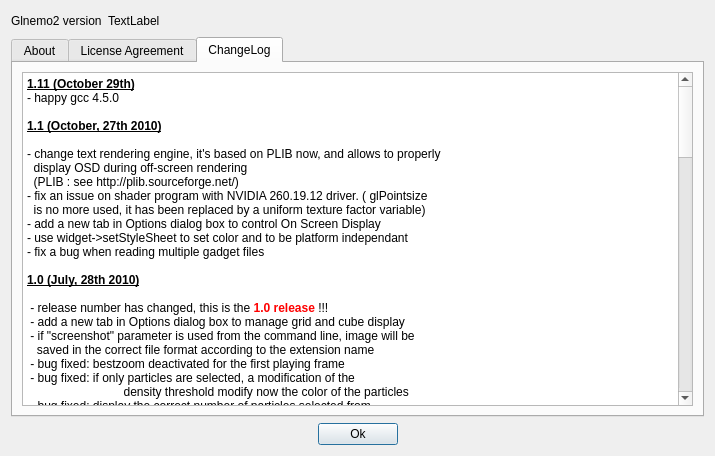
First picture: the form in usr/jcl/glnemo2/src/formabout.ui, repository teuben/nemo, before the edit.
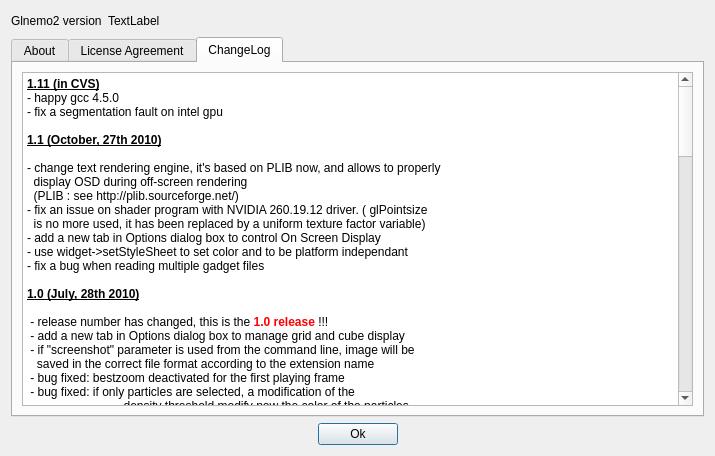
Second picture: the form after the edit. The open tabs and pages were chosen to show the change. Icons and pictures are not drawn.

Commit message: fix a segmentation fault on intel GPU

What changed in the file:
```diff
--- a/usr/jcl/glnemo2/src/formabout.ui
+++ b/usr/jcl/glnemo2/src/formabout.ui
@@ -1057,8 +1057,9 @@
 &lt;table border=&quot;0&quot; style=&quot;-qt-table-type: root; margin-top:4px; margin-bottom:4px; margin-left:4px; margin-right:4px;&quot;&gt;
 &lt;tr&gt;
 &lt;td style=&quot;border: none;&quot;&gt;
-&lt;p style=&quot; margin-top:0px; margin-bottom:0px; margin-left:0px; margin-right:0px; -qt-block-indent:0; text-indent:0px;&quot;&gt;&lt;span style=&quot; font-weight:600; text-decoration: underline;&quot;&gt;1.11 (October 29th)&lt;/span&gt;&lt;/p&gt;
+&lt;p style=&quot; margin-top:0px; margin-bottom:0px; margin-left:0px; margin-right:0px; -qt-block-indent:0; text-indent:0px;&quot;&gt;&lt;span style=&quot; font-weight:600; text-decoration: underline;&quot;&gt;1.11 (in CVS)&lt;/span&gt;&lt;/p&gt;
 &lt;p style=&quot; margin-top:0px; margin-bottom:0px; margin-left:0px; margin-right:0px; -qt-block-indent:0; text-indent:0px;&quot;&gt;- happy gcc 4.5.0&lt;/p&gt;
+&lt;p style=&quot; margin-top:0px; margin-bottom:0px; margin-left:0px; margin-right:0px; -qt-block-indent:0; text-indent:0px;&quot;&gt;- fix a segmentation fault on intel gpu&lt;/p&gt;
 &lt;p style=&quot;-qt-paragraph-type:empty; margin-top:0px; margin-bottom:0px; margin-left:0px; margin-right:0px; -qt-block-indent:0; text-indent:0px;&quot;&gt;&lt;/p&gt;
 &lt;p style=&quot; margin-top:0px; margin-bottom:0px; margin-left:0px; margin-right:0px; -qt-block-indent:0; text-indent:0px;&quot;&gt;&lt;span style=&quot; font-weight:600; text-decoration: underline;&quot;&gt;1.1 (October, 27th 2010)&lt;/span&gt;&lt;/p&gt;
 &lt;p style=&quot;-qt-paragraph-type:empty; margin-top:0px; margin-bottom:0px; margin-left:0px; margin-right:0px; -qt-block-indent:0; text-indent:0px; font-weight:600; text-decoration: underline;&quot;&gt;&lt;/p&gt;
```
The commit also changes 1 other file.
